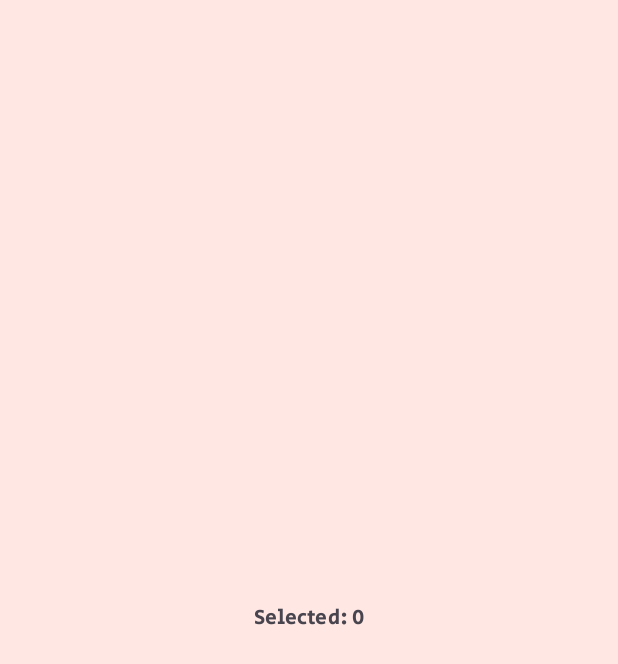
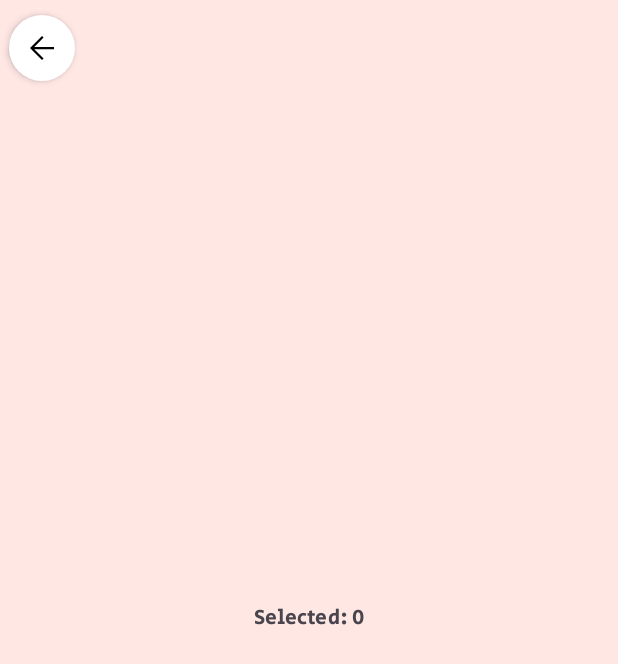
Before and after one commit to melanie-attard/NowShowing, an Android app: the ShowDetailsActivity screen opened directly, with no data from a screen before it, on a phone screen of 412 x 824 dp. Before the commit the part shown is almost empty. Shown: the top 664 px of the screen. Run offline under Robolectric (Android 15) with nearby library versions, the phone set to English and light mode, and no system bars.

Commit message:
Add back button in show details activity

```diff
--- a/app/src/main/java/com/nowshowing/ShowDetailsActivity.java
+++ b/app/src/main/java/com/nowshowing/ShowDetailsActivity.java
@@ -4,6 +4,7 @@ import androidx.appcompat.app.AppCompatActivity;
 
 import android.content.Intent;
 import android.os.Bundle;
+import android.view.View;
 import android.widget.TextView;
 
 public class ShowDetailsActivity extends AppCompatActivity {
@@ -20,4 +21,8 @@ public class ShowDetailsActivity extends AppCompatActivity {
         TextView txt = (TextView) findViewById(R.id.txt_hello);
         txt.setText("Selected: " + Id);
     }
+
+    public void on_backBtnClicked(View view) {
+        onBackPressed();
+    }
 }
--- /dev/null
+++ b/app/src/main/res/drawable/custom_button_round_corners.xml
@@ -0,0 +1,8 @@
+<?xml version="1.0" encoding="utf-8"?>
+<shape xmlns:android="http://schemas.android.com/apk/res/android" android:shape="rectangle">
+    <solid android:color="@color/md_theme_light_onPrimary"/>
+    <corners android:radius="50dp"/>
+    <padding android:bottom="10dp" android:top="10dp" android:left="10dp" android:right="10dp"/>
+<!-- Inspired by
+https://www.geeksforgeeks.org/how-to-change-the-shape-of-imagebutton-in-android/ -->
+</shape>
--- a/app/src/main/res/layout/activity_show_details.xml
+++ b/app/src/main/res/layout/activity_show_details.xml
@@ -14,4 +14,18 @@
         app:layout_constraintEnd_toEndOf="parent"
         app:layout_constraintStart_toStartOf="parent"
         app:layout_constraintTop_toTopOf="parent" />
+
+    <ImageButton
+        android:id="@+id/btn_back"
+        android:layout_width="wrap_content"
+        android:layout_height="wrap_content"
+        android:elevation="3dp"
+        android:onClick="on_backBtnClicked"
+        android:layout_marginStart="6dp"
+        android:layout_marginTop="10dp"
+        android:background="@drawable/custom_button_round_corners"
+        app:layout_constraintStart_toStartOf="parent"
+        app:layout_constraintTop_toTopOf="parent"
+        app:srcCompat="@drawable/ic_back_arrow"
+        android:contentDescription="@string/back_btn_description"/>
 </androidx.constraintlayout.widget.ConstraintLayout>
```
Also changed, not shown: app/src/main/res/values/strings.xml (+1 -8 lines).
